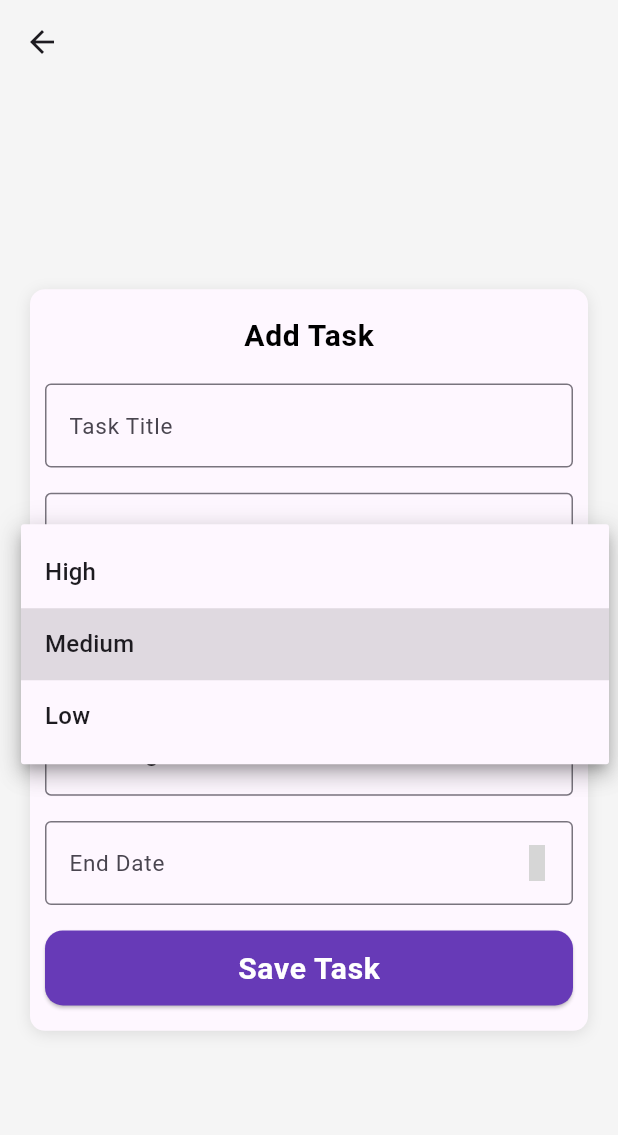
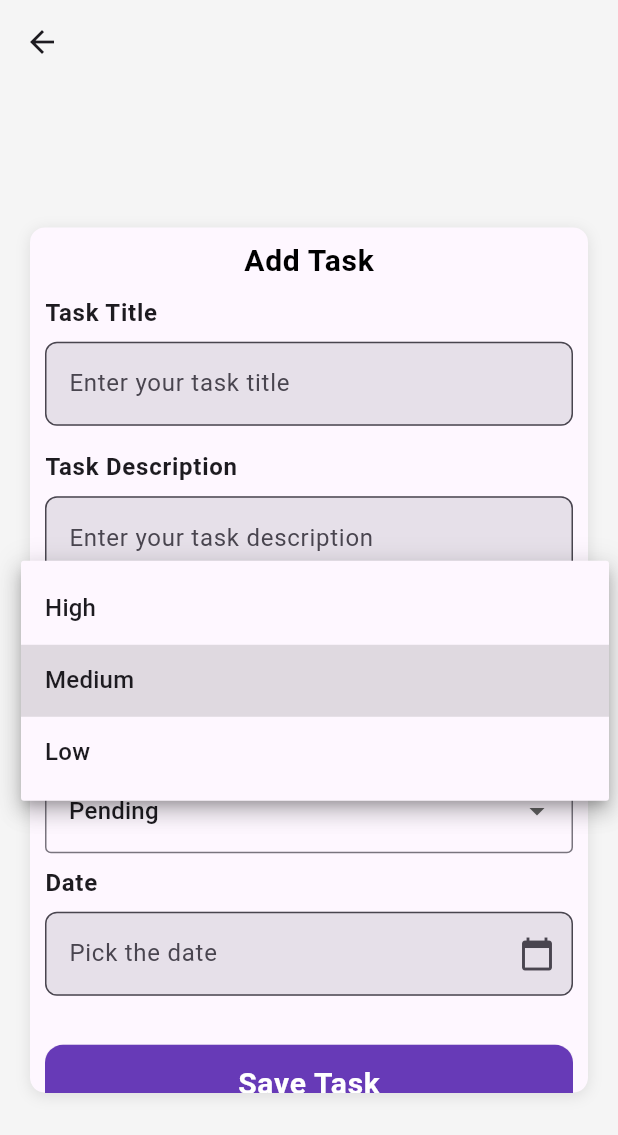
Before and after one commit to joesaniya/task_management, a Flutter app: the AddTaskScreen screen opened directly, after a tap on "Medium", on a phone screen of 412 x 824 dp. Shown: the top 1135 px of the screen. Run offline on Flutter 3.47's test engine with Material 3 defaults, Android fonts, the phone set to English and light mode, and no system bars; our stand-ins replace cloud_firestore, connectivity_plus, file_picker, firebase_core, google_fonts, iconsax and 3 more; accounts and stored records are empty; generated files the repository leaves out were written again; Roboto replaces fonts that are missing (Metrophobic); grey boxes are pictures that could not be loaded.

Commit message:
animation added

```diff
--- a/lib/sreens/add_task_screen.dart
+++ b/lib/sreens/add_task_screen.dart
@@ -1,8 +1,11 @@
+import 'dart:developer';
+
 import 'package:flutter/material.dart';
 import 'package:google_fonts/google_fonts.dart';
 import 'package:iconsax/iconsax.dart';
 import 'package:provider/provider.dart';
 import 'package:task1/widgets/custom_dropdown-widget.dart';
+import 'package:task1/widgets/custom_input_field.dart';
 import 'package:task1/widgets/custom_textfield.dart';
 import 'package:task1/widgets/text_widget.dart';
 import '../provider/task_provider.dart';
@@ -98,7 +101,7 @@ class _AddTaskScreenState extends State<AddTaskScreen> {
         child: Container(
           margin: const EdgeInsets.symmetric(horizontal: 20, vertical: 20),
           padding: const EdgeInsets.symmetric(horizontal: 10),
-          height: MediaQuery.of(context).size.height * 0.6,
+          height: MediaQuery.of(context).size.height * 0.7,
           width: double.infinity,
           decoration: BoxDecoration(
             color: Theme.of(context).cardColor,
@@ -111,11 +114,16 @@ class _AddTaskScreenState extends State<AddTaskScreen> {
               ),
             ],
           ),
+          child: SingleChildScrollView(
+            physics: AlwaysScrollableScrollPhysics(),
             child: Form(
-            key: _formKey, // Assigning the form key
+              key: _formKey,
               child: Column(
                 mainAxisAlignment: MainAxisAlignment.spaceEvenly,
                 children: [
+                  SizedBox(
+                    height: MediaQuery.of(context).size.height * 0.01,
+                  ),
                   AnimatedOpacity(
                     opacity: isAnimated ? 1.0 : 0.0,
                     duration: Duration(seconds: 1),
@@ -125,39 +133,40 @@ class _AddTaskScreenState extends State<AddTaskScreen> {
                       fontWeight: FontWeight.bold,
                     ),
                   ),
-                AnimatedOpacity(
-                  opacity: isAnimated ? 1.0 : 0.0,
-                  duration: Duration(seconds: 1),
-                  child: CustomTextField(
+                  CustomInputField(
+                    label: 'Task Title',
+                    hintText: 'Enter your task title',
                     controller: _titleController,
-                    labelText: 'Task Title',
                     validator: (value) {
                       if (value == null || value.isEmpty) {
                         return 'Please enter a task title';
                       }
                       return null;
                     },
+                    inputType: TextInputType.text,
+                    backgroundColor:
+                        Theme.of(context).inputDecorationTheme.fillColor,
                   ),
-                ),
-                AnimatedOpacity(
-                  opacity: isAnimated ? 1.0 : 0.0,
-                  duration: Duration(seconds: 1),
-                  child: CustomTextField(
+                  CustomInputField(
+                    label: 'Task Description',
+                    hintText: 'Enter your task description',
                     controller: _descriptionController,
-                    labelText: 'Task Description',
                     validator: (value) {
                       if (value == null || value.isEmpty) {
-                        return 'Please enter a description';
+                        return 'Please enter a task description';
                       }
                       return null;
                     },
-                  ),
+                    inputType: TextInputType.text,
+                    backgroundColor:
+                        Theme.of(context).inputDecorationTheme.fillColor,
                   ),
                   AnimatedOpacity(
                     opacity: isAnimated ? 1.0 : 0.0,
                     duration: Duration(seconds: 1),
                     child: CustomDropdown(
                       value: _priority,
+                      title: 'Priority',
                       items: ['High', 'Medium', 'Low'],
                       labelText: 'Priority',
                       onChanged: (value) {
@@ -171,6 +180,7 @@ class _AddTaskScreenState extends State<AddTaskScreen> {
                     opacity: isAnimated ? 1.0 : 0.0,
                     duration: Duration(seconds: 1),
                     child: CustomDropdown(
+                      title: 'Status',
                       value: _status,
                       items: ['Pending', 'Completed'],
                       labelText: 'Status',
@@ -181,7 +191,19 @@ class _AddTaskScreenState extends State<AddTaskScreen> {
                       },
                     ),
                   ),
-                AnimatedOpacity(
+                  CustomInputField(
+                    label: 'Date',
+                    hintText: 'Pick the date',
+                    controller: _endDateController,
+                    isDatePicker: true,
+                    onDateSelected: (date) {
+                      log('date picker');
+                      _endDateController.text = date;
+                    },
+                    backgroundColor:
+                        Theme.of(context).inputDecorationTheme.fillColor,
+                  ),
+                  /*   AnimatedOpacity(
                     opacity: isAnimated ? 1.0 : 0.0,
                     duration: Duration(seconds: 1),
                     child: TextFormField(
@@ -208,6 +230,10 @@ class _AddTaskScreenState extends State<AddTaskScreen> {
                       ),
                     ),
                   ),
+               */
+                  SizedBox(
+                    height: MediaQuery.of(context).size.height * 0.03,
+                  ),
                   SizedBox(
                     width: double.infinity,
                     height: 50,
@@ -227,11 +253,15 @@ class _AddTaskScreenState extends State<AddTaskScreen> {
                           ),
                         ),
                       ),
-                    child:
-                        Text(widget.task != null ? 'Update Task' : 'Save Task'),
+                      child: Text(
+                          widget.task != null ? 'Update Task' : 'Save Task'),
                     ),
                   ),
+                  SizedBox(
+                    height: MediaQuery.of(context).viewInsets.bottom,
+                  )
                 ],
+              ),
             ),
           ),
         ),
--- a/lib/sreens/task_list_screen.dart
+++ b/lib/sreens/task_list_screen.dart
@@ -3,6 +3,7 @@ import 'dart:developer';
 import 'package:connectivity_plus/connectivity_plus.dart';
 import 'package:flutter/material.dart';
 import 'package:flutter/services.dart';
+import 'package:google_fonts/google_fonts.dart';
 import 'package:provider/provider.dart';
 import 'package:task1/models/task.dart';
 import 'package:task1/provider/task_provider.dart';
@@ -117,7 +118,7 @@ class _TaskListScreenState extends State<TaskListScreen> {
           body: Padding(
             padding: const EdgeInsets.symmetric(horizontal: 15, vertical: 28.0),
             child: SingleChildScrollView(
-              physics: AlwaysScrollableScrollPhysics(),
+              physics: const AlwaysScrollableScrollPhysics(),
               child: Column(
                 mainAxisAlignment: MainAxisAlignment.start,
                 crossAxisAlignment: CrossAxisAlignment.start,
@@ -131,7 +132,9 @@ class _TaskListScreenState extends State<TaskListScreen> {
                         Row(
                           mainAxisAlignment: MainAxisAlignment.spaceBetween,
                           children: [
-                            Icon(Icons.menu),
+                            Icon(
+                              Icons.menu,
+                            ),
                             Container(
                               child: Row(
                                 children: [
@@ -143,7 +146,10 @@ class _TaskListScreenState extends State<TaskListScreen> {
                                           .showSnackBar(SnackBar(
                                               content: Text("Tasks Exported")));
                                     },
-                                    icon: Icon(Icons.file_upload),
+                                    icon: Icon(
+                                      Icons.file_upload,
+                                      color: Colors.deepPurple,
+                                    ),
                                     tooltip: 'Export Tasks',
                                   ),
                                   IconButton(
@@ -154,7 +160,8 @@ class _TaskListScreenState extends State<TaskListScreen> {
                                           .showSnackBar(SnackBar(
                                               content: Text("Tasks Imported")));
                                     },
-                                    icon: Icon(Icons.file_download),
+                                    icon: Icon(Icons.file_download,
+                                        color: Colors.deepPurple),
                                     tooltip: 'Import Tasks',
                                   ),
                                   _connectionStatus.first ==
@@ -164,7 +171,8 @@ class _TaskListScreenState extends State<TaskListScreen> {
                                           onPressed: () {
                                             taskProvider.syncTasks();
                                           },
-                                          icon: Icon(Icons.cloud))
+                                          icon: Icon(Icons.cloud,
+                                              color: Colors.deepPurple))
                                 ],
                               ),
                             )
@@ -176,6 +184,9 @@ class _TaskListScreenState extends State<TaskListScreen> {
                   _connectionStatus.first == ConnectivityResult.none
                       ? ConnectivityStatus()
                       : SizedBox(),
+                  SizedBox(
+                    height: MediaQuery.of(context).size.height * 0.05,
+                  ),
                   WelcomeTextWidget(),
                   GridView.count(
                     shrinkWrap: true,
@@ -188,24 +199,28 @@ class _TaskListScreenState extends State<TaskListScreen> {
                         waveHeightPercentage: overdueWaveHeight,
                         completedTasksPercentage: completedTasksPercentage,
                         colors: [Colors.red, Colors.red.shade900],
+                        percentage: overdueTasksPercentage,
                       ),
                       WaveContainer(
                         title: "Low Priority",
                         waveHeightPercentage: lowPriorityWaveHeight,
                         completedTasksPercentage: completedTasksPercentage,
                         colors: [Colors.green, Colors.green.shade900],
+                        percentage: lowPriorityPercentage,
                       ),
                       WaveContainer(
                         title: "Medium Priority",
                         waveHeightPercentage: mediumPriorityWaveHeight,
                         completedTasksPercentage: completedTasksPercentage,
                         colors: [Colors.blue, Colors.blue.shade900],
+                        percentage: mediumPriorityPercentage,
                       ),
                       WaveContainer(
                         title: "High Priority",
                         waveHeightPercentage: highPriorityWaveHeight,
                         completedTasksPercentage: completedTasksPercentage,
                         colors: [Colors.orange, Colors.orange.shade900],
+                        percentage: highPriorityPercentage,
                       ),
                     ],
                   ),
@@ -215,8 +230,14 @@ class _TaskListScreenState extends State<TaskListScreen> {
                         ListTile(
                           title: Text(
                             'Overdue Tasks (${overdueTasks.length} - ${overdueTasksPercentage.toStringAsFixed(1)}%)',
-                            style: TextStyle(
-                                color: Colors.red, fontWeight: FontWeight.bold),
+                            style: GoogleFonts.metrophobic(
+                              textStyle: const TextStyle(
+                                fontSize: 16,
+                                color: Colors.red,
+                                fontWeight: FontWeight.bold,
+                                letterSpacing: .5,
+                              ),
+                            ),
                           ),
                         ),
                         ...overdueTasks
@@ -228,7 +249,12 @@ class _TaskListScreenState extends State<TaskListScreen> {
                         ListTile(
                           title: Text(
                             'Low Priority Tasks (${lowPriorityTasks.length} - ${lowPriorityPercentage.toStringAsFixed(1)}%)',
-                            style: TextStyle(fontWeight: FontWeight.bold),
+                            style: TextStyle(
+                              fontSize: 16,
+                              color: Colors.black,
+                              fontWeight: FontWeight.bold,
+                              letterSpacing: .5,
+                            ),
                           ),
                         ),
                         ...lowPriorityTasks
@@ -240,7 +266,12 @@ class _TaskListScreenState extends State<TaskListScreen> {
                         ListTile(
                           title: Text(
                             'Medium Priority Tasks (${mediumPriorityTasks.length} - ${mediumPriorityPercentage.toStringAsFixed(1)}%)',
-                            style: TextStyle(fontWeight: FontWeight.bold),
+                            style: TextStyle(
+                              fontSize: 16,
+                              color: Colors.black,
+                              fontWeight: FontWeight.bold,
+                              letterSpacing: .5,
+                            ),
                           ),
                         ),
                         ...mediumPriorityTasks
@@ -252,7 +283,12 @@ class _TaskListScreenState extends State<TaskListScreen> {
                         ListTile(
                           title: Text(
                             'High Priority Tasks (${highPriorityTasks.length} - ${highPriorityPercentage.toStringAsFixed(1)}%)',
-                            style: TextStyle(fontWeight: FontWeight.bold),
+                            style: TextStyle(
+                              fontSize: 16,
+                              color: Colors.black,
+                              fontWeight: FontWeight.bold,
+                              letterSpacing: .5,
+                            ),
                           ),
                         ),
                         ...highPriorityTasks
@@ -266,17 +302,6 @@ class _TaskListScreenState extends State<TaskListScreen> {
               ),
             ),
           ),
-          floatingActionButton: FloatingActionButton(
-            onPressed: () {
-              Navigator.push(
-                context,
-                MaterialPageRoute(
-                  builder: (context) => AddTaskScreen(),
-                ),
-              );
-            },
-            child: Icon(Icons.add),
-          ),
         );
       },
     );
--- a/lib/widgets/custom_dropdown-widget.dart
+++ b/lib/widgets/custom_dropdown-widget.dart
@@ -2,6 +2,7 @@ import 'package:flutter/material.dart';
 import 'package:google_fonts/google_fonts.dart';
 
 class CustomDropdown extends StatelessWidget {
+  final String title;
   final String value;
   final List<String> items;
   final ValueChanged<String?> onChanged;
@@ -9,6 +10,7 @@ class CustomDropdown extends StatelessWidget {
 
   const CustomDropdown({
     Key? key,
+    required this.title,
     required this.value,
     required this.items,
     required this.onChanged,
@@ -17,7 +19,18 @@ class CustomDropdown extends StatelessWidget {
 
   @override
   Widget build(BuildContext context) {
-    return DropdownButtonFormField<String>(
+    return Column(
+      crossAxisAlignment: CrossAxisAlignment.start,
+      children: [
+        Text(title,
+            style: GoogleFonts.metrophobic(
+                textStyle: TextStyle(
+              fontSize: 16,
+              fontWeight: FontWeight.bold,
+              letterSpacing: .5,
+            ))),
+        SizedBox(height: 8),
+        DropdownButtonFormField<String>(
           value: value,
           items: items.map((item) {
             return DropdownMenuItem(
@@ -27,7 +40,7 @@ class CustomDropdown extends StatelessWidget {
           }).toList(),
           onChanged: onChanged,
           decoration: InputDecoration(
-        labelText: labelText,
+            // labelText: labelText,
             helperStyle: GoogleFonts.metrophobic(
               textStyle: TextStyle(
                 fontSize: 15,
@@ -51,6 +64,8 @@ class CustomDropdown extends StatelessWidget {
             ),
             border: OutlineInputBorder(),
           ),
+        ),
+      ],
     );
   }
 }
--- /dev/null
+++ b/lib/widgets/custom_input_field.dart
@@ -0,0 +1,120 @@
+import 'package:flutter/material.dart';
+import 'package:google_fonts/google_fonts.dart';
+
+class CustomInputField extends StatefulWidget {
+  final String label;
+  final String hintText;
+  final TextEditingController controller;
+  final FormFieldValidator<String>? validator;
+  final TextInputType inputType;
+  final IconData? suffixIcon;
+  final bool isDatePicker;
+  final Function(String)? onDateSelected;
+  final Color? backgroundColor;
+  final int? maxLines;
+
+  CustomInputField({
+    required this.label,
+    required this.hintText,
+    required this.controller,
+    this.validator,
+    this.inputType = TextInputType.text,
+    this.suffixIcon,
+    this.isDatePicker = false,
+    this.onDateSelected,
+    this.backgroundColor = Colors.grey,
+    this.maxLines = 1,
+  });
+
+  @override
+  _CustomInputFieldState createState() => _CustomInputFieldState();
+}
+
+class _CustomInputFieldState extends State<CustomInputField> {
+  bool isAnimated = false;
+
+  @override
+  void initState() {
+    super.initState();
+    Future.delayed(Duration(seconds: 1), () {
+      setState(() {
+        isAnimated = true;
+      });
+    });
+  }
+
+  Future<void> _selectDate(BuildContext context) async {
+    final DateTime? selectedDate = await showDatePicker(
+      context: context,
+      initialDate: DateTime.now(),
+      firstDate: DateTime(1900),
+      lastDate: DateTime(2100),
+    );
+
+    if (selectedDate != null) {
+      final String formattedDate = "${selectedDate.toLocal()}"
+          .split(' ')[0]; // Formatting the date as YYYY-MM-DD
+      widget.onDateSelected?.call(
+          formattedDate); // Call the callback to update the date in controller
+    }
+  }
+
+  @override
+  Widget build(BuildContext context) {
+    return Padding(
+      padding: const EdgeInsets.symmetric(vertical: 8.0),
+      child: Column(
+        crossAxisAlignment: CrossAxisAlignment.start,
+        children: [
+          AnimatedOpacity(
+            opacity: isAnimated ? 1.0 : 0.0,
+            duration: Duration(seconds: 1),
+            child: Text(
+              widget.label,
+              style: GoogleFonts.metrophobic(
+                textStyle: TextStyle(
+                  fontSize: 16,
+                  fontWeight: FontWeight.bold,
+                  letterSpacing: .5,
+                ),
+              ),
+            ),
+          ),
+          SizedBox(height: 8),
+          AnimatedOpacity(
+            opacity: isAnimated ? 1.0 : 0.0,
+            duration: Duration(seconds: 1),
+            child: TextFormField(
+              controller: widget.controller,
+              keyboardType: widget.inputType,
+              validator: widget.validator,
+              maxLines: widget.maxLines,
+              decoration: InputDecoration(
+                errorStyle: GoogleFonts.metrophobic(
+                  textStyle: TextStyle(
+                    fontSize: 15,
+                    fontWeight: FontWeight.normal,
+                    letterSpacing: .5,
+                  ),
+                ),
+                hintText: widget.hintText,
+                suffixIcon: widget.isDatePicker
+                    ? IconButton(
+                        icon: Icon(Icons.calendar_today),
+                        onPressed: () => _selectDate(context),
+                      )
+                    : (widget.suffixIcon != null
+                        ? Icon(widget.suffixIcon)
+                        : null),
+                fillColor: widget.backgroundColor,
+                filled: true,
+                border:
+                    OutlineInputBorder(borderRadius: BorderRadius.circular(8)),
+              ),
+            ),
+          ),
+        ],
+      ),
+    );
+  }
+}
--- a/lib/widgets/wave_widget.dart
+++ b/lib/widgets/wave_widget.dart
@@ -1,6 +1,7 @@
 import 'dart:developer';
 
 import 'package:flutter/material.dart';
+import 'package:google_fonts/google_fonts.dart';
 import 'package:wave/wave.dart';
 import 'package:wave/config.dart';
 
@@ -9,13 +10,14 @@ class WaveContainer extends StatelessWidget {
   final double waveHeightPercentage;
   final double completedTasksPercentage;
   final List<Color> colors;
+  final double percentage;
 
-  WaveContainer({
-    required this.title,
+  WaveContainer(
+      {required this.title,
       required this.waveHeightPercentage,
       required this.completedTasksPercentage,
       required this.colors,
-  });
+      required this.percentage});
 
   @override
   Widget build(BuildContext context) {
@@ -52,14 +54,15 @@ class WaveContainer extends StatelessWidget {
           ),
           Positioned(
             bottom: 10,
-            child: Text(
-              title,
-              style: TextStyle(
+            child: Text('$title - ${percentage.toStringAsFixed(2)}%',
+                style: GoogleFonts.metrophobic(
+                  textStyle: TextStyle(
                     color: Colors.white,
-                fontSize: 18,
+                    fontSize: 16,
                     fontWeight: FontWeight.bold,
+                    letterSpacing: .5,
                   ),
-            ),
+                )),
           ),
         ],
       ),
--- a/lib/widgets/welcome_text_widget.dart
+++ b/lib/widgets/welcome_text_widget.dart
@@ -1,18 +1,22 @@
 import 'package:flutter/material.dart';
 import 'package:google_fonts/google_fonts.dart';
+import 'package:provider/provider.dart';
+import 'package:task1/provider/task_provider.dart';
+import 'package:task1/sreens/add_task_screen.dart';
 
 class WelcomeTextWidget extends StatelessWidget {
   const WelcomeTextWidget({super.key});
 
   @override
   Widget build(BuildContext context) {
-    return Column(
-      mainAxisAlignment: MainAxisAlignment.start,
+    return Row(
+      mainAxisAlignment: MainAxisAlignment.spaceBetween,
+      crossAxisAlignment: CrossAxisAlignment.center,
+      children: [
+        Column(
+          mainAxisAlignment: MainAxisAlignment.center,
           crossAxisAlignment: CrossAxisAlignment.start,
           children: [
-        SizedBox(
-          height: MediaQuery.of(context).size.height * 0.05,
-        ),
             RichText(
               textAlign: TextAlign.start,
               text: TextSpan(
@@ -52,6 +56,45 @@ class WelcomeTextWidget extends StatelessWidget {
               textAlign: TextAlign.left,
             ),
           ],
+        ),
+        GestureDetector(
+          onTap: () {
+            Navigator.push(
+              context,
+              MaterialPageRoute(
+                builder: (context) => AddTaskScreen(),
+              ),
+            );
+          },
+          child: Container(
+            height: 40,
+            padding: EdgeInsets.all(10),
+            decoration: BoxDecoration(
+              color: Colors.deepPurple.shade100,
+              borderRadius: BorderRadius.circular(10),
+            ),
+            child: Row(
+              children: [
+                Icon(
+                  Icons.add,
+                  color: Colors.deepPurple,
+                ),
+                Text(
+                  'Add Task',
+                  style: GoogleFonts.metrophobic(
+                    textStyle: const TextStyle(
+                      fontSize: 16,
+                      color: Colors.deepPurple,
+                      fontWeight: FontWeight.bold,
+                      letterSpacing: .5,
+                    ),
+                  ),
+                )
+              ],
+            ),
+          ),
+        )
+      ],
     );
   }
 }
```
Lines whose indentation alone changed are shown as unchanged.
